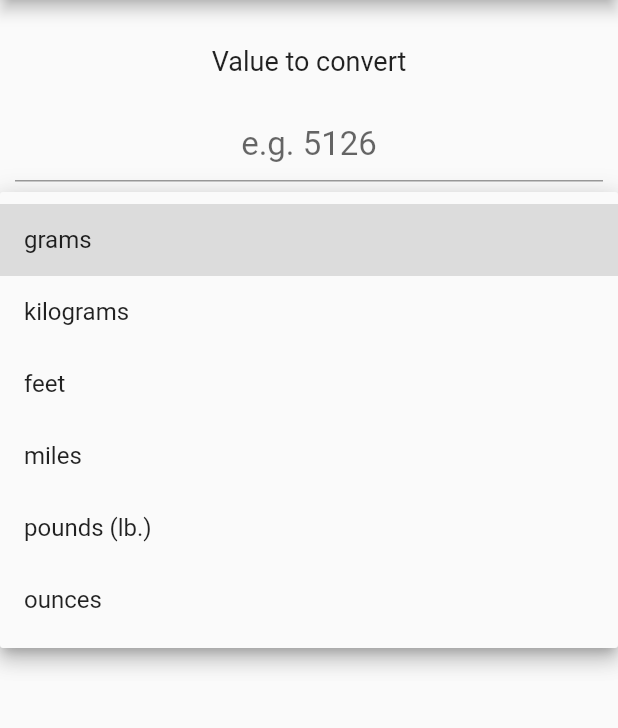
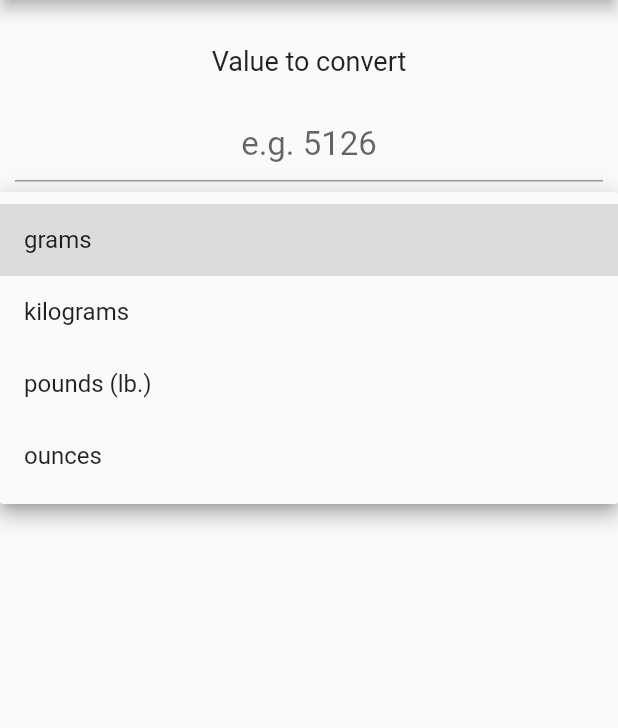
Before and after one commit to usersina/flutter-apps-collection, a Flutter app: the screen it shows after launch, after a tap on "grams", on a phone screen of 412 x 824 dp, the part 84-812 px from its top. Run offline on Flutter 3.47's test engine with Material 2 defaults, Android fonts, the light colour scheme and no system bars.

Commit message:
add base conversion system for text update

```diff
--- a/measures_converter/lib/main.dart
+++ b/measures_converter/lib/main.dart
@@ -29,17 +29,25 @@
 }
 
 class _MainScreenState extends State<MainScreen> {
-  final List<String> _measures = [
-    'grams',
-    'kilograms',
-    'feet',
-    'miles',
-    'pounds (lb.)',
-    'ounces',
-  ];
   double? _numberFrom;
   String _selectedFrom = 'grams';
   String _selectedTo = 'kilograms';
+
+  // -- Mass conversions from a base of 1 gram
+  final Map<String, double> _massConvertions = {
+    'grams': 1,
+    'kilograms': 1 / 1000,
+    'pounds (lb.)': 1 / 454,
+    'ounces': 1 / 28.35
+  };
+
+  // -- The conversion formula
+  double calculateResult(double value) {
+    log("Multiplying by " + _massConvertions[_selectedTo]!.toString());
+    log("Dividing by " + _massConvertions[_selectedFrom]!.toString());
+    return value *
+        (_massConvertions[_selectedTo]! / _massConvertions[_selectedFrom]!);
+  }
 
   @override
   Widget build(BuildContext context) {
@@ -66,44 +74,54 @@
                 decoration: const InputDecoration(hintText: 'e.g. 5126'),
                 onChanged: (text) {
                   var value = double.tryParse(text);
-                  if (value != null) {
-                    setState(() {
-                      _numberFrom = value;
-                    });
-                  }
+                  setState(() {
+                    if (value == null) {
+                      _numberFrom = 0;
+                      return;
+                    }
+                    _numberFrom = calculateResult(value);
+                  });
                 },
               ),
               const SizedBox(height: 15),
               DropdownButton<String>(
                 value: _selectedFrom,
                 isExpanded: true,
-                items: _measures.map((String measure) {
-                  return DropdownMenuItem(value: measure, child: Text(measure));
+                items: _massConvertions.entries
+                    .map((MapEntry<String, double> mapEntry) {
+                  return DropdownMenuItem(
+                    child: Text(mapEntry.key),
+                    value: mapEntry.key,
+                  );
                 }).toList(),
                 onChanged: (value) {
                   setState(() {
                     _selectedFrom = value as String;
                   });
-                  log("Selected value is: " + _selectedFrom);
                 },
               ),
               const SizedBox(height: 10),
               DropdownButton<String>(
                 value: _selectedTo,
                 isExpanded: true,
-                items: _measures.map((String measure) {
-                  return DropdownMenuItem(value: measure, child: Text(measure));
+                items: _massConvertions.entries
+                    .map((MapEntry<String, double> mapEntry) {
+                  return DropdownMenuItem(
+                    child: Text(mapEntry.key),
+                    value: mapEntry.key,
+                  );
                 }).toList(),
                 onChanged: (value) {
                   setState(() {
                     _selectedTo = value as String;
                   });
-                  log("Selected value is: " + _selectedTo);
                 },
               ),
               const SizedBox(height: 30),
               Text(
-                (_numberFrom == null) ? '' : _numberFrom.toString(),
+                (_numberFrom == null || _numberFrom == 0)
+                    ? ''
+                    : _numberFrom!.toStringAsFixed(3),
                 style: const TextStyle(fontSize: 22),
               )
             ],
```
